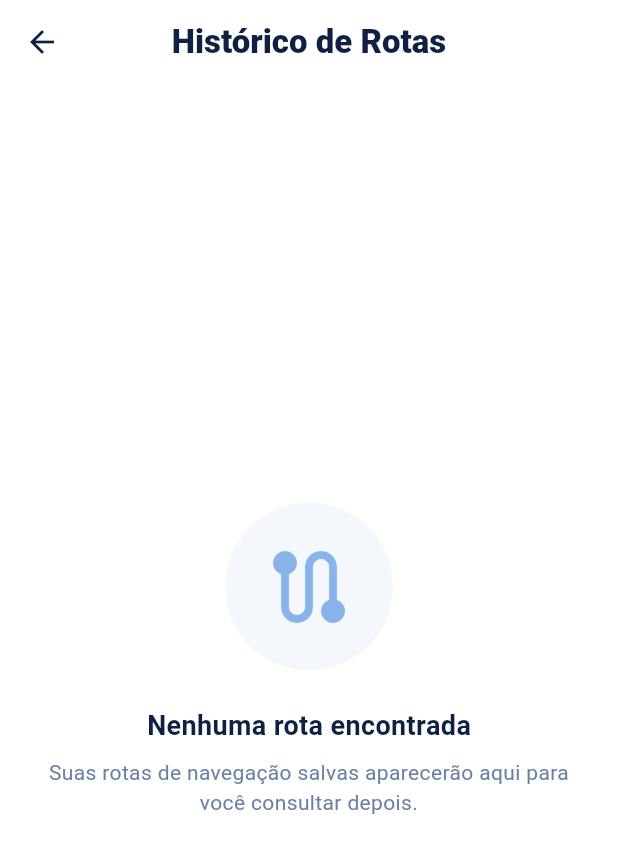
After one commit to davicassol/pds-flutter, a Flutter app: the RouteHistoryScreen screen opened directly, on a phone screen of 412 x 824 dp. The commit adds this screen. Shown: the top 853 px of the screen. Run offline on Flutter 3.47's test engine with Material 3 defaults, Android fonts, the phone set to English and light mode, and no system bars; our stand-ins replace cloud_firestore, firebase_auth, firebase_core, firebase_storage, fl_chart, flutter_dotenv and 5 more; missing offline and left inert: flutter_polyline_points; accounts and stored records are empty.

Commit message:
adiciona tela de histórico de rotas com geocoding reverso e integração no perfil

```diff
--- a/lib/features/map/widgets/custom_drawer.dart
+++ b/lib/features/map/widgets/custom_drawer.dart
@@ -87,7 +87,7 @@ class CustomDrawer extends StatelessWidget {
               ),
               const SizedBox(height: 16),
               _buildMenuItem(context, Icons.person_outline, "Meu Perfil", '/profile'),
-              _buildMenuItem(context, Icons.settings_outlined, "Configurações", '/settings'),
+              _buildMenuItem(context, Icons.settings_outlined, "Preferências", '/settings'),
               _buildMenuItem(context, Icons.info_outline, "Sobre o App", '/about'),
 
               const Spacer(),
--- a/lib/features/map/widgets/map_view.dart
+++ b/lib/features/map/widgets/map_view.dart
@@ -38,7 +38,7 @@ class _MapViewState extends State<MapView> with WidgetsBindingObserver {
   Position? _currentPosition;
 
   final RouteSimulator _simulator = RouteSimulator();
-  final bool _isSimulating = true;
+  final bool _isSimulating = false;
 
   double _lastValidHeading = 0.0;
   bool _isFinishingRoute = false;
--- /dev/null
+++ b/lib/features/route_history/screens/route_history_screen.dart
@@ -0,0 +1,89 @@
+import 'package:flutter/material.dart';
+import 'package:tcc_alagouai/core/constants/app_colors.dart';
+import '../services/route_history_service.dart';
+import '../widgets/route_history_card.dart';
+
+class RouteHistoryScreen extends StatelessWidget {
+  const RouteHistoryScreen({super.key});
+
+  @override
+  Widget build(BuildContext context) {
+    final RouteHistoryService service = RouteHistoryService();
+
+    return Scaffold(
+      backgroundColor: AppColors.surfaceWhite,
+      appBar: AppBar(
+        title: const Text(
+          "Histórico de Rotas",
+          style: TextStyle(fontWeight: FontWeight.w900, color: AppColors.darkNavy),
+        ),
+        backgroundColor: AppColors.surfaceWhite,
+        elevation: 0,
+        centerTitle: true,
+        iconTheme: const IconThemeData(color: AppColors.darkNavy),
+      ),
+      body: StreamBuilder<List<Map<String, dynamic>>>(
+        stream: service.getUserRouteHistory(),
+        builder: (context, snapshot) {
+          if (snapshot.connectionState == ConnectionState.waiting) {
+            return const Center(child: CircularProgressIndicator(color: AppColors.primaryBlue));
+          }
+
+          if (snapshot.hasError) {
+            return const Center(
+              child: Text("Erro ao carregar histórico.", style: TextStyle(color: AppColors.alertHigh)),
+            );
+          }
+
+          final routesData = snapshot.data;
+
+          if (routesData == null || routesData.isEmpty) {
+            return _buildEmptyState();
+          }
+
+          return ListView.builder(
+            padding: const EdgeInsets.all(20),
+            physics: const BouncingScrollPhysics(),
+            itemCount: routesData.length,
+            itemBuilder: (context, index) {
+              //passa o Map inteiro para o card desenhar
+              return RouteHistoryCard(routeData: routesData[index]);
+            },
+          );
+        },
+      ),
+    );
+  }
+
+  Widget _buildEmptyState() {
+    return Center(
+      child: Padding(
+        padding: const EdgeInsets.all(32.0),
+        child: Column(
+          mainAxisAlignment: MainAxisAlignment.center,
+          children: [
+            Container(
+              padding: const EdgeInsets.all(24),
+              decoration: BoxDecoration(
+                color: AppColors.primaryBlue.withOpacity(0.05),
+                shape: BoxShape.circle,
+              ),
+              child: Icon(Icons.route_rounded, size: 64, color: AppColors.primaryBlue.withOpacity(0.5)),
+            ),
+            const SizedBox(height: 24),
+            const Text(
+              "Nenhuma rota encontrada",
+              style: TextStyle(fontSize: 18, fontWeight: FontWeight.bold, color: AppColors.darkNavy),
+            ),
+            const SizedBox(height: 8),
+            const Text(
+              "Suas rotas de navegação salvas aparecerão aqui para você consultar depois.",
+              textAlign: TextAlign.center,
+              style: TextStyle(color: AppColors.textGreyBlue, fontSize: 14),
+            ),
+          ],
+        ),
+      ),
+    );
+  }
+}
--- a/lib/features/routes/services/route_service.dart
+++ b/lib/features/routes/services/route_service.dart
@@ -9,6 +9,7 @@ import 'package:tcc_alagouai/features/report/services/report_service.dart';
 
 class SafeRouteResult {
   final List<LatLng> points;
+  final String encodedPolyline;
   final String distance;
   final String duration;
   final int floodsCrossed;
@@ -18,6 +19,7 @@ class SafeRouteResult {
 
   SafeRouteResult({
     required this.points,
+    required this.encodedPolyline,
     required this.distance,
     required this.duration,
     required this.floodsCrossed,
@@ -177,12 +179,12 @@ class RouteService {
       String bestDuration = "";
       int bestFloodsHit = 0;
       LatLng? worstFloodHit;
+      String bestPolyline = "";
 
       for (var route in routes) {
         double baseDistance = (route['legs'][0]['distance']['value']).toDouble();
         String currentDistanceText = route['legs'][0]['distance']['text'];
         String currentDurationText = route['legs'][0]['duration']['text'];
-
         String encodedPolyline = route['overview_polyline']['points'];
         List<PointLatLng> decodedPoints = PolylinePoints.decodePolyline(encodedPolyline);
         List<LatLng> currentRouteCoords = decodedPoints.map((p) => LatLng(p.latitude, p.longitude)).toList();
@@ -237,11 +239,13 @@ class RouteService {
           bestDuration = currentDurationText;
           bestFloodsHit = floodsHit.length;
           worstFloodHit = localWorstFlood;
+          bestPolyline = encodedPolyline;
         }
       }
 
       return SafeRouteResult(
         points: bestRoute,
+        encodedPolyline: bestPolyline,
         distance: bestDistance,
         duration: bestDuration,
         floodsCrossed: bestFloodsHit,
--- a/lib/features/settings/screens/settings_screen.dart
+++ b/lib/features/settings/screens/settings_screen.dart
@@ -51,7 +51,7 @@ class _SettingsScreenState extends State<SettingsScreen> {
       child: Scaffold(
         backgroundColor: Colors.transparent,
         appBar: AppBar(
-          title: const Text("Configurações", style: TextStyle(fontWeight: FontWeight.w900, color: AppColors.darkNavy)),
+          title: const Text("Preferências", style: TextStyle(fontWeight: FontWeight.w900, color: AppColors.darkNavy)),
           backgroundColor: Colors.transparent,
           elevation: 0,
           centerTitle: true,
```
Also changed, not shown: lib/features/map/screens/home_screen.dart (+16 -12 lines), lib/features/profile/widgets/profile_stats.dart (+41 -11 lines), lib/features/route_history/services/route_history_service.dart (added, +95 -0 lines), lib/features/route_history/widgets/route_history_card.dart (added, +134 -0 lines).
